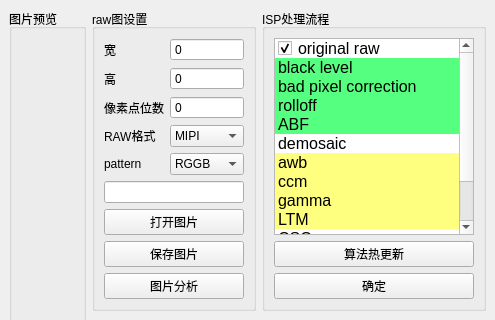
Qt form tools/rawimageeditor/ui/rawimageeditor_window.ui (xiaoqinxing/ImageTools) before a commit; both pictures show x 0 to 495 and y 0 to 320 of the 495 by 577 pixel window.
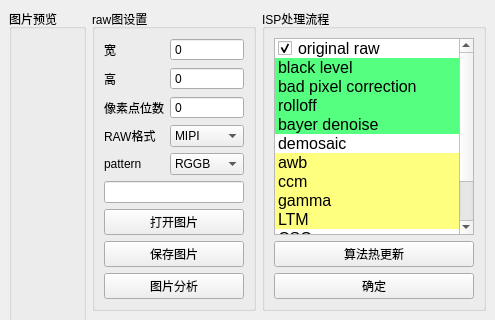
The same form after that commit.

```diff
--- a/tools/rawimageeditor/ui/rawimageeditor_window.ui
+++ b/tools/rawimageeditor/ui/rawimageeditor_window.ui
@@ -341,7 +341,7 @@
              </item>
              <item>
               <property name="text">
-               <string>ABF</string>
+               <string>bayer denoise</string>
               </property>
               <property name="background">
                <brush brushstyle="SolidPattern">
@@ -460,7 +460,7 @@
              </item>
              <item>
               <property name="text">
-               <string>wavelet denoise</string>
+               <string>yuv denoise</string>
               </property>
               <property name="background">
                <brush brushstyle="SolidPattern">
@@ -477,7 +477,7 @@
              </item>
              <item>
               <property name="text">
-               <string>adaptive spatial filter</string>
+               <string>yuv sharpen</string>
               </property>
               <property name="background">
                <brush brushstyle="SolidPattern">
```
Left out of the diff: 66 changed lines with no effect on the pictures.
